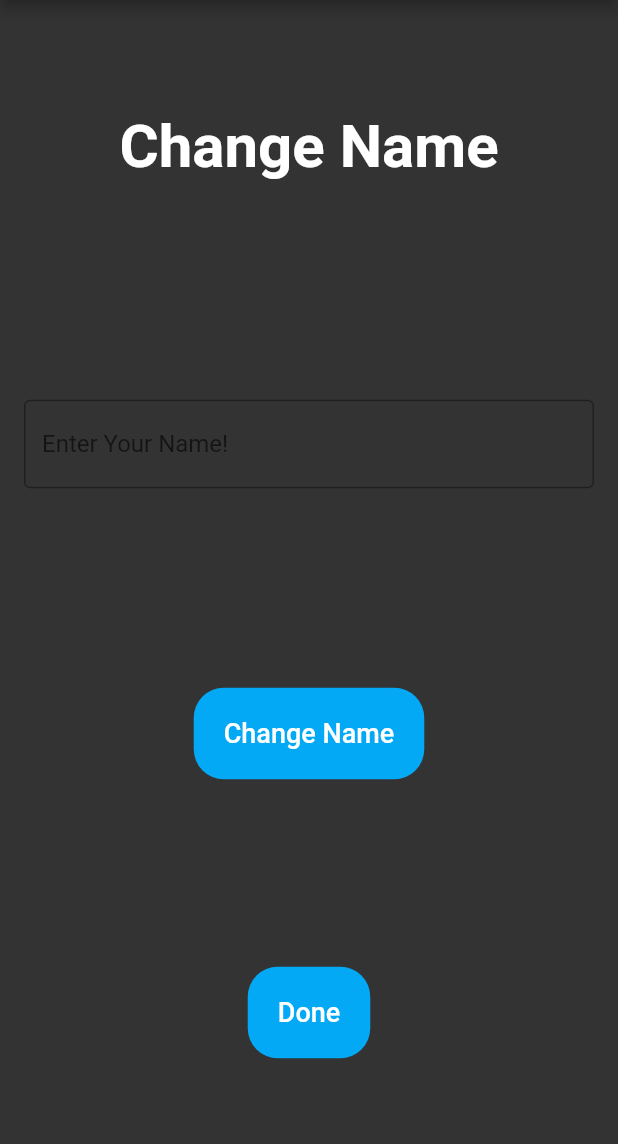
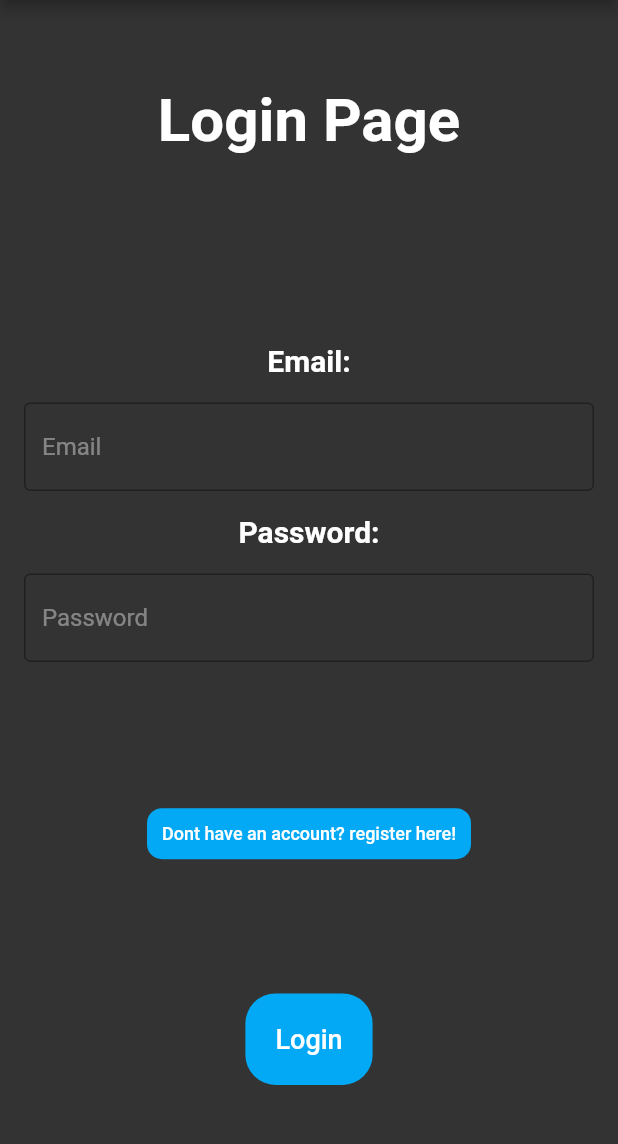
Before and after one commit to jaximus808/formtrackcv, a Flutter app: the screen it shows after launch, after a tap on "User", on a phone screen of 412 x 824 dp, the part 84-1228 px from its top. Run offline on Flutter 3.47's test engine with Material 2 defaults, Android fonts, the light colour scheme and no system bars; drawn by our look-alikes of auto_size_text; our stand-ins replace audioplayers, camera, image_picker, shared_preferences; missing offline and left inert: dart:ffi, google_mlkit_commons, google_mlkit_pose_detection; network calls fail.

Commit message:
registeration works

```diff
--- a/lib/main.dart
+++ b/lib/main.dart
@@ -1,7 +1,8 @@
 import 'package:flutter/material.dart';
 import 'start_page.dart';
 import "gametime.dart";
-import 'namechange.dart';
+import '/user_auth/loginpage.dart';
+import '/user_auth/registerpage.dart';
 
 void main() {
   runApp(const Router());
@@ -19,7 +20,8 @@ class Router extends StatelessWidget {
       routes: {
         "/": (context) => const StartPage(),
         "/gametime": (context) => const Gametime(),
-        "/changeName": (context) => const NameChange()
+        "/loginpage": (context) => const LoginPage(),
+        "/registerpage": (context) => const RegisterPage()
       },
     );
   }
--- a/lib/start_page.dart
+++ b/lib/start_page.dart
@@ -45,7 +45,7 @@ class _StartPageStateS extends State<StartPage> {
           backgroundColor: Colors.blue,
           leading: TextButton(
             onPressed: () {
-              Navigator.pushNamed(context, "/changeName")
+              Navigator.pushNamed(context, "/loginpage")
                   .then((value) => setState(() {
                         createprefs();
                       }));
--- /dev/null
+++ b/lib/user_auth/loginpage.dart
@@ -0,0 +1,161 @@
+import 'package:flutter/material.dart';
+import 'package:auto_size_text/auto_size_text.dart';
+import 'package:shared_preferences/shared_preferences.dart';
+
+class LoginPage extends StatefulWidget {
+  const LoginPage({Key? key}) : super(key: key);
+  @override
+  State<LoginPage> createState() => _LoginPage();
+}
+
+class _LoginPage extends State<LoginPage> {
+  @override
+  void initState() {
+    super.initState();
+  }
+
+  @override
+  void dispose() {
+    emailController.dispose();
+    passwordController.dispose();
+    super.dispose();
+  }
+
+  static Future changeName(name) async {
+    if (name.trim() == "") return;
+    SharedPreferences prefs = await SharedPreferences.getInstance();
+    await prefs.setString("username", name);
+  }
+
+  final TextEditingController emailController = TextEditingController();
+  final TextEditingController passwordController = TextEditingController();
+  //late SharedPreferences prefs;
+
+  String name = "loading...";
+
+  @override
+  Widget build(BuildContext context) {
+    return Scaffold(
+        backgroundColor: const Color.fromRGBO(51, 51, 51, 1),
+        appBar: AppBar(
+          backgroundColor: Colors.blue,
+          title: const Text(
+            "VizFit AI 🏋️‍♀️",
+            style: TextStyle(fontSize: 30),
+          ),
+          leadingWidth: 100,
+        ),
+        body: Column(
+
+          mainAxisAlignment: MainAxisAlignment.spaceAround,
+          crossAxisAlignment: CrossAxisAlignment.center,
+
+          children: [
+            const Padding(
+              padding: EdgeInsets.all(20),
+              child: AutoSizeText.rich(
+                TextSpan(
+                  text: "Login Page",
+                  style: TextStyle(
+                      fontWeight: FontWeight.bold, color: Colors.white),
+                ),
+                textAlign: TextAlign.center,
+                maxLines: 2,
+                style: TextStyle(fontSize: 40),
+              ),
+            ),
+            Padding(
+              padding: const EdgeInsets.all(16),
+              child: Column(
+                children:[
+                  const Padding(
+                    padding:EdgeInsets.all(16),
+                    child:AutoSizeText.rich(
+                    TextSpan(
+                      text: "Email:",
+                      style: TextStyle(
+                        fontWeight: FontWeight.bold, color: Colors.white),
+                      ),
+                      textAlign: TextAlign.center,
+                      maxLines: 2,
+                      style: TextStyle(fontSize: 20),
+                    )
+                  ),
+                  TextField(
+                    controller: emailController,
+                    style: const TextStyle(color: Colors.white),
+                    decoration: const InputDecoration(
+                        border: OutlineInputBorder(),
+                        hintText:"Email",
+                        hintStyle:TextStyle(color: Color.fromRGBO(255,255,255,0.4)),
+                        focusColor: Colors.white
+
+                    ),
+                  ),
+
+                const Padding(
+                    padding:EdgeInsets.all(16),
+                    child:AutoSizeText.rich(
+                    TextSpan(
+                      text: "Password:",
+                      style: TextStyle(
+                        fontWeight: FontWeight.bold, color: Colors.white),
+                      ),
+                      textAlign: TextAlign.center,
+                      maxLines: 2,
+                      style: TextStyle(fontSize: 20),
+                    )
+                  ),
+                  TextField(
+                    controller: passwordController,
+                    style: const TextStyle(color: Colors.white),
+                    obscureText: true,
+                    decoration: const InputDecoration(
+                        border: OutlineInputBorder(),
+                        hintText:"Password",
+                        hintStyle:TextStyle(color: Color.fromRGBO(255,255,255,0.4)),
+                        focusColor: Colors.white
+
+                    ),
+                  ),
+                ]
+              )
+            ),
+            Builder(
+              builder: (context) => TextButton(
+                  onPressed: () {
+                    Navigator.of(context).pop();
+                    Navigator.pushNamed(context, "/registerpage");
+                  },
+                  child: Container(
+                    decoration: const BoxDecoration(
+                        color: Colors.lightBlue,
+                        borderRadius: BorderRadius.all(Radius.circular(10))),
+                    child: const Padding(
+                        padding: EdgeInsets.all(10),
+                        child: Text(
+                          "Dont have an account? register here!",
+                          style: TextStyle(color: Colors.white, fontSize: 12),
+                        )),
+                  )),
+            ),
+            TextButton(
+                onPressed: () async {
+                  //await changeName(myController.text);
+                },
+                child: Container(
+                  decoration: const BoxDecoration(
+                      color: Colors.lightBlue,
+                      borderRadius: BorderRadius.all(Radius.circular(20))),
+                  child: const Padding(
+                      padding: EdgeInsets.all(20),
+                      child: Text(
+                        "Login",
+                        style: TextStyle(color: Colors.white, fontSize: 18),
+                      )),
+                )),
+
+          ],
+        ));
+  }
+}
```
Also changed, not shown: lib/user_auth/registerpage.dart (added, +247 -0 lines), 3 other files.
